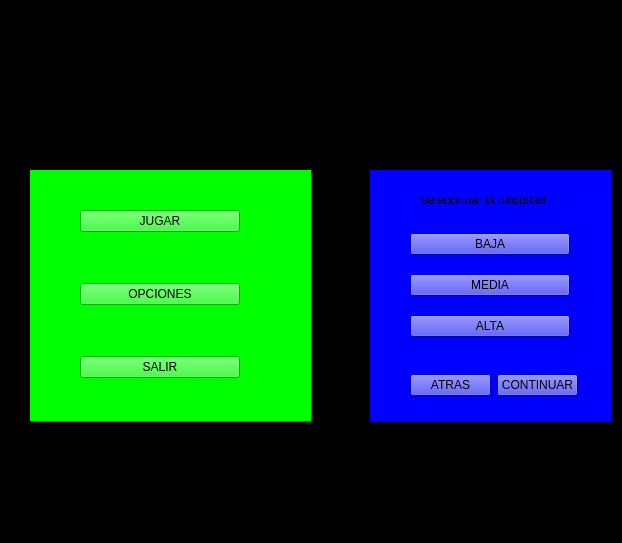
Old version of the form menu.ui in the repository facurz55/Paper-Please.
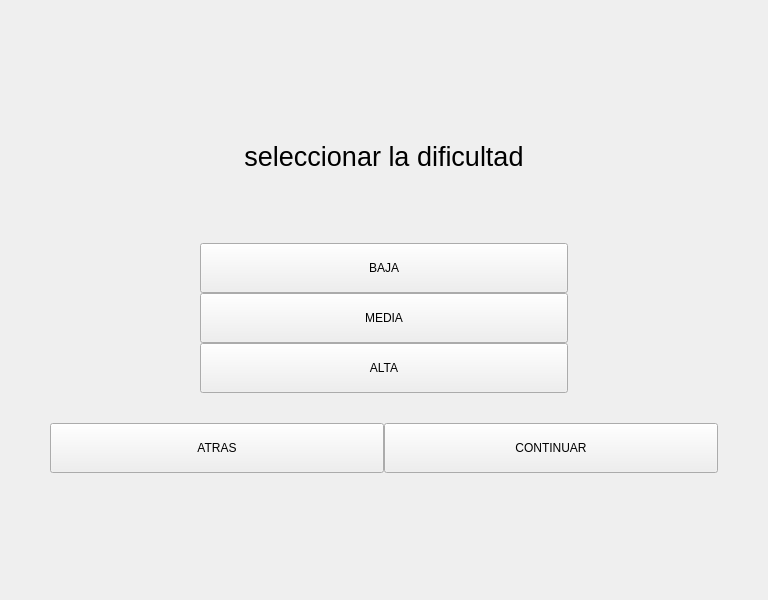
New version of the form. The open tabs and pages were chosen to show the change. Icons and pictures are not drawn.

Patch:
```diff
--- a/menu.ui
+++ b/menu.ui
@@ -6,162 +6,259 @@
    <rect>
     <x>0</x>
     <y>0</y>
-    <width>622</width>
-    <height>543</height>
+    <width>768</width>
+    <height>600</height>
    </rect>
   </property>
   <property name="windowTitle">
    <string>Form</string>
   </property>
   <property name="styleSheet">
-   <string notr="true">background-color: rgb(0, 0, 0);</string>
+   <string notr="true"/>
   </property>
-  <widget class="QWidget" name="verticalLayoutWidget">
-   <property name="geometry">
-    <rect>
-     <x>30</x>
-     <y>170</y>
-     <width>281</width>
-     <height>251</height>
-    </rect>
+  <layout class="QVBoxLayout" name="verticalLayout_2">
+   <property name="spacing">
+    <number>0</number>
    </property>
-   <layout class="QVBoxLayout" name="verticalLayout">
+   <property name="leftMargin">
+    <number>0</number>
+   </property>
+   <property name="topMargin">
+    <number>0</number>
+   </property>
+   <property name="rightMargin">
+    <number>0</number>
+   </property>
+   <property name="bottomMargin">
+    <number>0</number>
+   </property>
     <item>
-     <widget class="QWidget" name="widget" native="true">
+    <widget class="QStackedWidget" name="stackedWidget">
+     <widget class="QWidget" name="page">
+      <property name="sizePolicy">
+       <sizepolicy hsizetype="Preferred" vsizetype="Preferred">
+        <horstretch>0</horstretch>
+        <verstretch>0</verstretch>
+       </sizepolicy>
+      </property>
       <property name="styleSheet">
-       <string notr="true">background-color: rgb(0, 255, 0);</string>
+       <string notr="true">#page{
+border-image: url(:/_025fe56e-7f50-405f-b902-336be60dd152.jfif);
+aligment: AlignHCenter;
+}</string>
       </property>
-      <widget class="QWidget" name="verticalLayoutWidget_3">
-       <property name="geometry">
-        <rect>
-         <x>50</x>
-         <y>-5</y>
-         <width>160</width>
-         <height>261</height>
-        </rect>
-       </property>
-       <layout class="QVBoxLayout" name="verticalLayout_3">
+      <layout class="QHBoxLayout" name="horizontalLayout_3">
+       <item>
+        <layout class="QVBoxLayout" name="verticalLayout_3" stretch="0,0">
+         <property name="spacing">
+          <number>0</number>
+         </property>
+         <property name="leftMargin">
+          <number>100</number>
+         </property>
+         <property name="topMargin">
+          <number>230</number>
+         </property>
+         <property name="rightMargin">
+          <number>100</number>
+         </property>
+         <property name="bottomMargin">
+          <number>230</number>
+         </property>
         <item>
-         <widget class="QPushButton" name="pushButton_2">
+          <widget class="QPushButton" name="BotonJugar">
+           <property name="minimumSize">
+            <size>
+             <width>50</width>
+             <height>50</height>
+            </size>
+           </property>
           <property name="text">
            <string>JUGAR</string>
           </property>
          </widget>
         </item>
         <item>
-         <widget class="QPushButton" name="pushButton">
-          <property name="text">
-           <string>OPCIONES</string>
-          </property>
-         </widget>
-        </item>
-        <item>
-         <widget class="QPushButton" name="pushButton_3">
+          <widget class="QPushButton" name="BotonSalir">
+           <property name="minimumSize">
+            <size>
+             <width>50</width>
+             <height>50</height>
+            </size>
+           </property>
           <property name="text">
            <string>SALIR</string>
           </property>
          </widget>
         </item>
        </layout>
-      </widget>
-     </widget>
     </item>
    </layout>
   </widget>
-  <widget class="QWidget" name="verticalLayoutWidget_2">
-   <property name="geometry">
-    <rect>
-     <x>370</x>
-     <y>170</y>
-     <width>241</width>
-     <height>251</height>
-    </rect>
-   </property>
-   <layout class="QVBoxLayout" name="verticalLayout_2">
+     <widget class="QWidget" name="page_2">
+      <property name="styleSheet">
+       <string notr="true">#page_2{
+border-image: url(:/_025fe56e-7f50-405f-b902-336be60dd152.jfif);
+}</string>
+      </property>
+      <layout class="QVBoxLayout" name="verticalLayout_5">
+       <property name="spacing">
+        <number>0</number>
+       </property>
+       <property name="leftMargin">
+        <number>0</number>
+       </property>
+       <property name="topMargin">
+        <number>0</number>
+       </property>
+       <property name="rightMargin">
+        <number>0</number>
+       </property>
+       <property name="bottomMargin">
+        <number>0</number>
+       </property>
     <item>
-     <widget class="QWidget" name="widget_2" native="true">
+        <layout class="QVBoxLayout" name="verticalLayout">
+         <property name="spacing">
+          <number>0</number>
+         </property>
+         <property name="topMargin">
+          <number>100</number>
+         </property>
+         <item>
+          <widget class="QLabel" name="label">
+           <property name="minimumSize">
+            <size>
+             <width>100</width>
+             <height>100</height>
+            </size>
+           </property>
+           <property name="font">
+            <font>
+             <pointsize>20</pointsize>
+            </font>
+           </property>
       <property name="styleSheet">
-       <string notr="true">background-color: rgb(0, 0, 255);</string>
-      </property>
-      <widget class="QWidget" name="verticalLayoutWidget_4">
-       <property name="geometry">
-        <rect>
-         <x>40</x>
-         <y>50</y>
-         <width>160</width>
-         <height>131</height>
-        </rect>
-       </property>
+            <string notr="true">color: rgb(0, 0, 0);</string>
+           </property>
+           <property name="text">
+            <string>seleccionar la dificultad</string>
+           </property>
+           <property name="alignment">
+            <set>Qt::AlignCenter</set>
+           </property>
+           <property name="margin">
+            <number>0</number>
+           </property>
+          </widget>
+         </item>
+         <item>
        <layout class="QVBoxLayout" name="verticalLayout_4">
+           <property name="leftMargin">
+            <number>200</number>
+           </property>
+           <property name="topMargin">
+            <number>30</number>
+           </property>
+           <property name="rightMargin">
+            <number>200</number>
+           </property>
+           <property name="bottomMargin">
+            <number>30</number>
+           </property>
         <item>
-         <widget class="QPushButton" name="pushButton_7">
+            <widget class="QPushButton" name="BotonBaja">
+             <property name="minimumSize">
+              <size>
+               <width>50</width>
+               <height>50</height>
+              </size>
+             </property>
           <property name="text">
            <string>BAJA</string>
           </property>
          </widget>
         </item>
         <item>
-         <widget class="QPushButton" name="pushButton_8">
+            <widget class="QPushButton" name="BotonMedia">
+             <property name="minimumSize">
+              <size>
+               <width>50</width>
+               <height>50</height>
+              </size>
+             </property>
           <property name="text">
            <string>MEDIA</string>
           </property>
          </widget>
         </item>
         <item>
-         <widget class="QPushButton" name="pushButton_6">
+            <widget class="QPushButton" name="BotonAlta">
+             <property name="minimumSize">
+              <size>
+               <width>50</width>
+               <height>50</height>
+              </size>
+             </property>
           <property name="text">
            <string>ALTA</string>
           </property>
          </widget>
         </item>
        </layout>
-      </widget>
-      <widget class="QWidget" name="horizontalLayoutWidget">
-       <property name="geometry">
-        <rect>
-         <x>40</x>
-         <y>190</y>
-         <width>168</width>
-         <height>51</height>
-        </rect>
-       </property>
+         </item>
+        </layout>
+       </item>
+       <item>
        <layout class="QHBoxLayout" name="horizontalLayout">
+         <property name="spacing">
+          <number>0</number>
+         </property>
+         <property name="leftMargin">
+          <number>50</number>
+         </property>
+         <property name="topMargin">
+          <number>0</number>
+         </property>
+         <property name="rightMargin">
+          <number>50</number>
+         </property>
+         <property name="bottomMargin">
+          <number>127</number>
+         </property>
         <item>
-         <widget class="QPushButton" name="pushButton_5">
+          <widget class="QPushButton" name="BotonAtras">
+           <property name="minimumSize">
+            <size>
+             <width>100</width>
+             <height>50</height>
+            </size>
+           </property>
           <property name="text">
            <string>ATRAS</string>
           </property>
          </widget>
         </item>
         <item>
-         <widget class="QPushButton" name="pushButton_4">
+          <widget class="QPushButton" name="BotonContinuar">
+           <property name="minimumSize">
+            <size>
+             <width>50</width>
+             <height>50</height>
+            </size>
+           </property>
           <property name="text">
            <string>CONTINUAR</string>
           </property>
          </widget>
         </item>
        </layout>
-      </widget>
-      <widget class="QLabel" name="label">
-       <property name="geometry">
-        <rect>
-         <x>8</x>
-         <y>20</y>
-         <width>211</width>
-         <height>20</height>
-        </rect>
-       </property>
-       <property name="text">
-        <string>seleccionar la dificultad</string>
-       </property>
-       <property name="alignment">
-        <set>Qt::AlignCenter</set>
-       </property>
-      </widget>
-     </widget>
-    </item>
-   </layout>
-  </widget>
+       </item>
+      </layout>
+     </widget>
+    </widget>
+   </item>
+  </layout>
  </widget>
  <resources/>
  <connections/>
```
Lines whose indentation alone changed are shown as unchanged.
